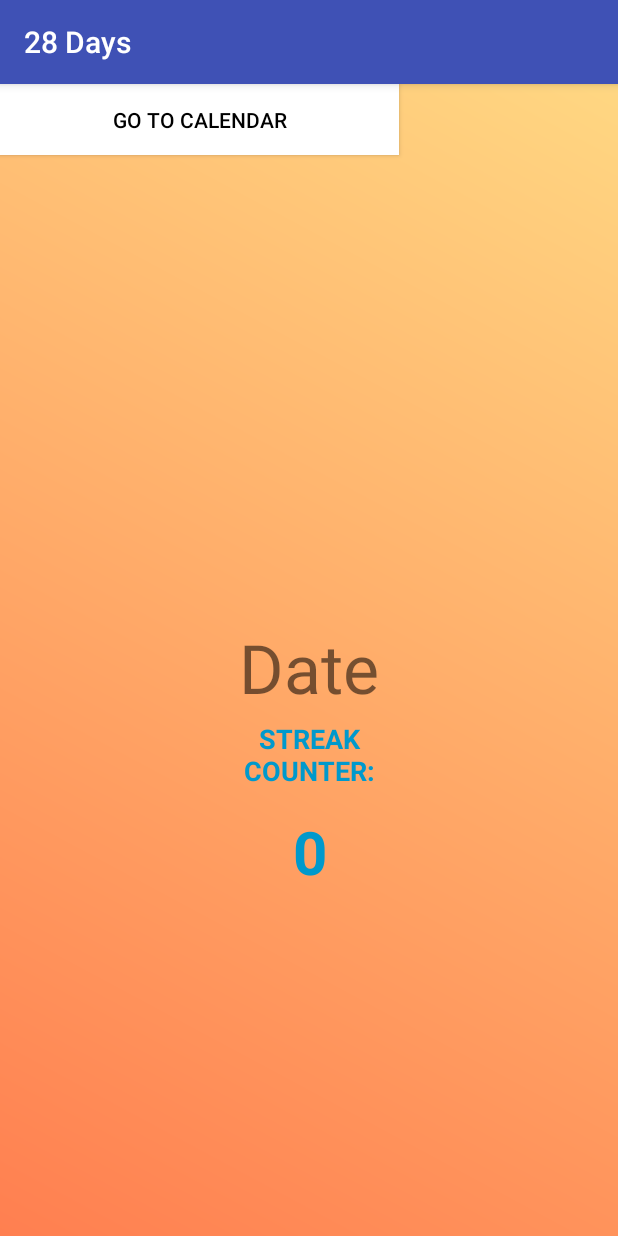
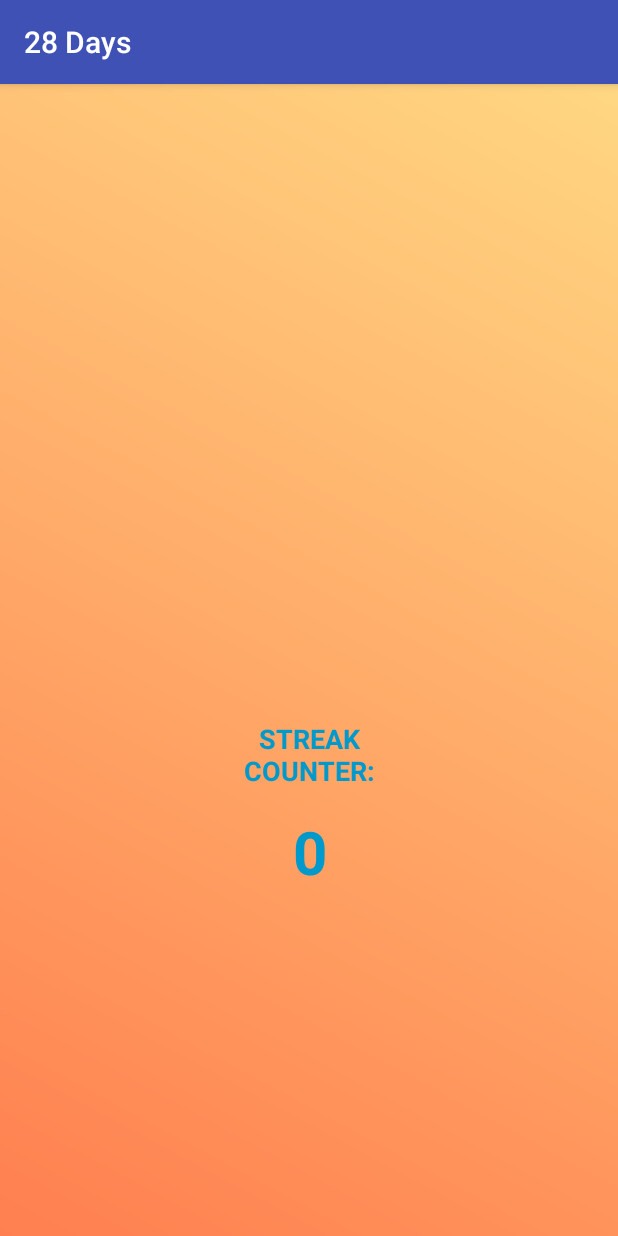
Before and after one commit to Alying/28-Days, an Android app: the ThirdActivity screen opened directly, with no data from a screen before it, on a phone screen of 412 x 824 dp. Run offline under Robolectric (Android 15) with nearby library versions, the phone set to English and light mode, and no system bars; Roboto replaces fonts that are not available here.

Commit message:
not sure?

```diff
--- a/app/src/main/res/layout/activity_third.xml
+++ b/app/src/main/res/layout/activity_third.xml
@@ -7,30 +7,30 @@
     android:background="@drawable/gradient"
     tools:context=".ThirdActivity">
 
-    <TextView
-        android:id="@+id/date"
-        android:layout_width="0dp"
-        android:layout_height="51dp"
-        android:text="Date"
-        android:textAlignment="center"
-        android:textSize="45dp"
-        android:visibility="visible"
-        app:layout_constraintBottom_toBottomOf="parent"
-        app:layout_constraintHorizontal_bias="0.0"
-        app:layout_constraintLeft_toLeftOf="parent"
-        app:layout_constraintRight_toRightOf="parent"
-        app:layout_constraintTop_toTopOf="parent" />
+    <!--<TextView-->
+        <!--android:id="@+id/date"-->
+        <!--android:layout_width="0dp"-->
+        <!--android:layout_height="51dp"-->
+        <!--android:text="Date"-->
+        <!--android:textAlignment="center"-->
+        <!--android:textSize="45dp"-->
+        <!--android:visibility="visible"-->
+        <!--app:layout_constraintBottom_toBottomOf="parent"-->
+        <!--app:layout_constraintHorizontal_bias="0.0"-->
+        <!--app:layout_constraintLeft_toLeftOf="parent"-->
+        <!--app:layout_constraintRight_toRightOf="parent"-->
+        <!--app:layout_constraintTop_toTopOf="parent" />-->
 
-    <Button
-        android:id="@+id/btngocalendar"
-        android:layout_width="266dp"
-        android:layout_height="47dp"
-        android:text="Go to calendar"
-        tools:layout_editor_absoluteX="59dp"
-        tools:layout_editor_absoluteY="169dp"
-        android:background="@android:color/white"
-        android:textColor="@android:color/black"
-        />
+    <!--<Button-->
+        <!--android:id="@+id/btngocalendar"-->
+        <!--android:layout_width="266dp"-->
+        <!--android:layout_height="47dp"-->
+        <!--android:text="Go to calendar"-->
+        <!--tools:layout_editor_absoluteX="59dp"-->
+        <!--tools:layout_editor_absoluteY="169dp"-->
+        <!--android:background="@android:color/white"-->
+        <!--android:textColor="@android:color/black"-->
+        <!--/>-->
 
 
     <TextView
```
